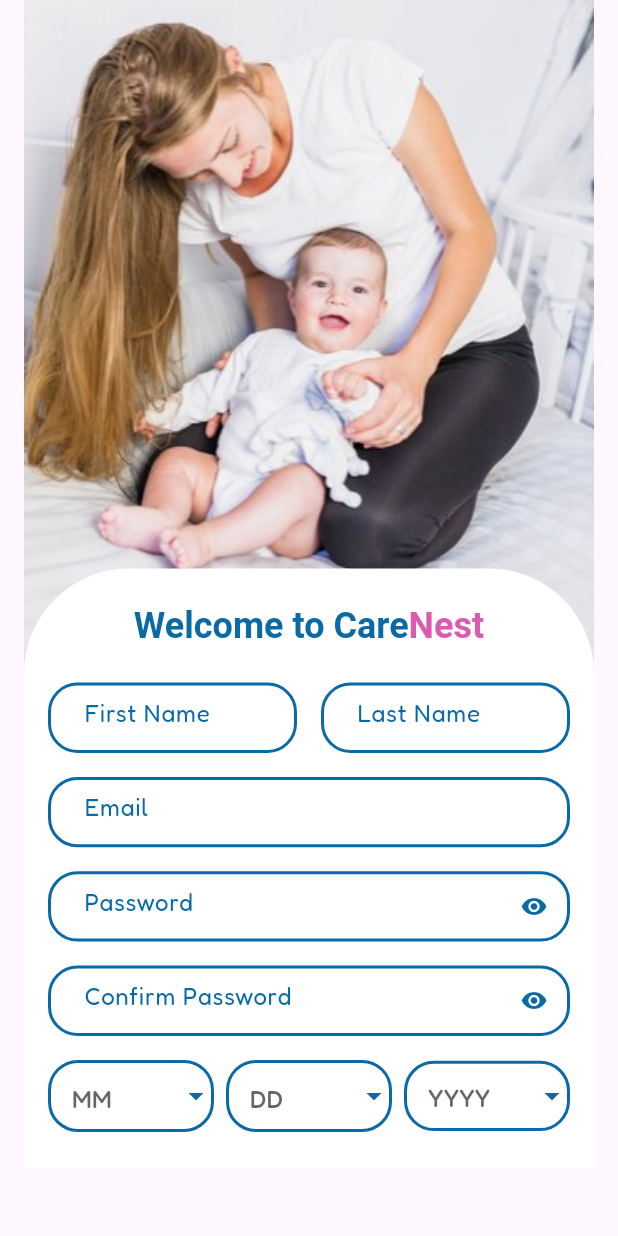
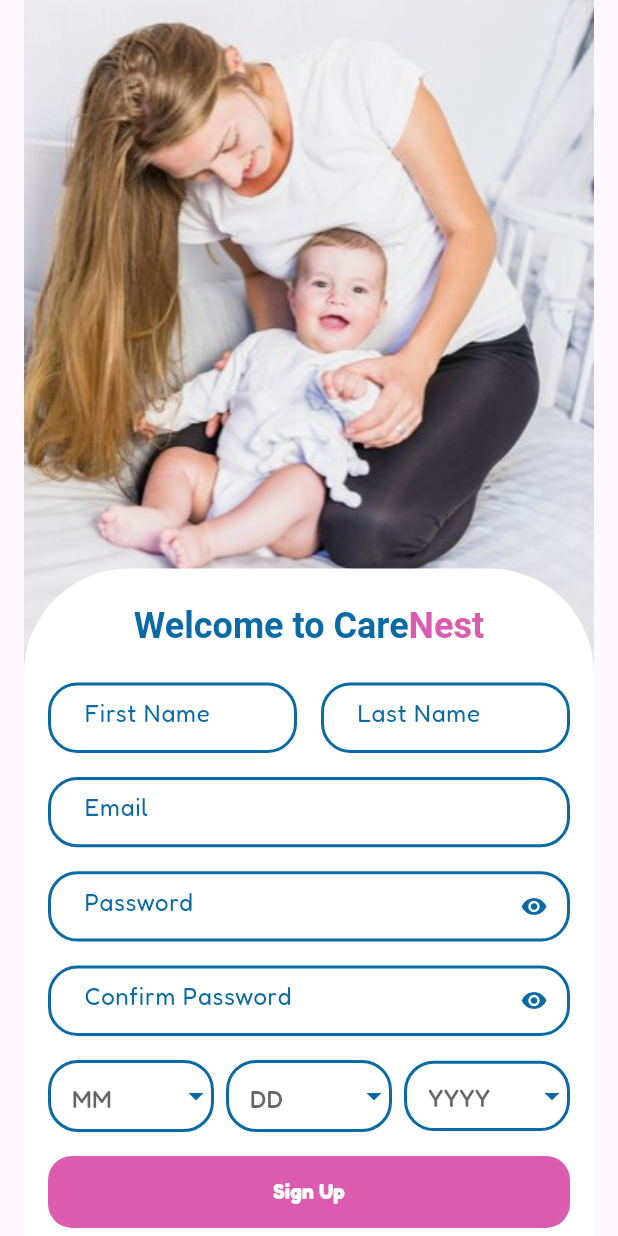
Before and after one commit to NadaKenawy/CareNest-App-GraduationProject, a Flutter app: the screen it shows after launch, on a phone screen of 412 x 824 dp. Run offline on Flutter 3.47's test engine with Material 3 defaults, Android fonts, the light colour scheme and no system bars; our stand-ins replace dio, flutter_screenutil, freezed_annotation, get_it, google_fonts, pretty_dio_logger and 1 more; generated files the repository leaves out were written again.

Commit message:
add cuttom button

```diff
--- a/lib/core/widgets/custom_button.dart
+++ b/lib/core/widgets/custom_button.dart
@@ -3,53 +3,51 @@
 
 class AppTextButton extends StatelessWidget {
   final double? borderRadius;
-  final Color? backgroundColor;
+  final Color backgroundColor; // اجعلها مطلوبة
   final double? horizontalPadding;
   final double? verticalPadding;
-  final double? buttonWidth;
-  final double? buttonHeight;
+  final double buttonHeight; // اجعلها مطلوبة
   final String buttonText;
   final TextStyle textStyle;
   final VoidCallback onPressed;
+
   const AppTextButton({
     super.key,
     this.borderRadius,
-    this.backgroundColor,
     this.horizontalPadding,
     this.verticalPadding,
-    this.buttonHeight,
-    this.buttonWidth,
+    this.buttonHeight = 48, // تعيين قيمة افتراضية للطول
     required this.buttonText,
     required this.textStyle,
     required this.onPressed,
-  });
+    Color? backgroundColor, // اجعلها مطلوبة
+  }) : backgroundColor = backgroundColor ?? Colors.pink; // تعيين لون افتراضي للزر
 
   @override
   Widget build(BuildContext context) {
-    return TextButton(
+    return SizedBox(
+      width: double.infinity, // جعل العرض يمتد لعرض الشاشة بالكامل
+      child: TextButton(
         style: ButtonStyle(
           shape: WidgetStatePropertyAll<RoundedRectangleBorder>(
             RoundedRectangleBorder(
               borderRadius: BorderRadius.circular(borderRadius ?? 16.0),
             ),
           ),
-        // backgroundColor: WidgetStatePropertyAll(
-        //   backgroundColor ?? ColorsManager.mainBlue,
-        // ),
-        padding: WidgetStatePropertyAll<EdgeInsets>(
-          EdgeInsets.symmetric(
+          backgroundColor: WidgetStatePropertyAll<Color>(backgroundColor), // تعيين لون الخلفية
+          padding: WidgetStatePropertyAll<EdgeInsets>(EdgeInsets.symmetric(
             horizontal: horizontalPadding?.w ?? 12.w,
             vertical: verticalPadding?.h ?? 14.h,
-          ),
-        ),
+          )),
           fixedSize: WidgetStatePropertyAll(
-          Size(buttonWidth?.w ?? double.maxFinite, buttonHeight ?? 50.h),
+            Size(double.infinity, buttonHeight), // جعل العرض يمتد لعرض الشاشة بالكامل
           ),
         ),
         onPressed: onPressed,
         child: Text(
           buttonText,
-        style: textStyle,
+          style: textStyle.copyWith(color: Colors.white), // تعيين لون النص إلى الأبيض
+        ),
       ),
     );
   }
--- a/lib/features/sign_up/ui/widgets/date_of_birth_field .dart
+++ b/lib/features/sign_up/ui/widgets/date_of_birth_field .dart
@@ -1,3 +1,5 @@
+// ignore_for_file: file_names
+
 import 'package:flutter/material.dart';
 import 'package:flutter_screenutil/flutter_screenutil.dart';
 import 'package:care_nest/core/utils/colors.dart';
@@ -8,11 +10,11 @@
   final Function(int?) onYearSelected;
 
   const DateOfBirthDropdowns({
-    Key? key,
+    super.key,
     required this.onDaySelected,
     required this.onMonthSelected,
     required this.onYearSelected,
-  }) : super(key: key);
+  });
 
   @override
   State<DateOfBirthDropdowns> createState() => _DateOfBirthDropdownsState();
@@ -70,7 +72,7 @@
                 value: month,
                 child: Text(
                   month.toString(),
-                  style: TextStyle(color: ColorsData.primaryBlueColor),
+                  style: const TextStyle(color: ColorsData.primaryBlueColor),
                 ),
               );
             }).toList(),
@@ -112,7 +114,7 @@
               return DropdownMenuItem<int>(
                 value: day,
                 child: Text(day.toString(),
-                    style: TextStyle(color: ColorsData.primaryBlueColor)),
+                    style: const TextStyle(color: ColorsData.primaryBlueColor)),
               );
             }).toList(),
             iconEnabledColor: ColorsData.primaryBlueColor,
@@ -155,7 +157,7 @@
                 return DropdownMenuItem<int>(
                   value: year,
                   child: Text(year.toString(),
-                      style: TextStyle(color: ColorsData.primaryBlueColor)),
+                      style: const TextStyle(color: ColorsData.primaryBlueColor)),
                 );
               }).toList(),
               iconEnabledColor: ColorsData.primaryBlueColor,
--- a/lib/features/sign_up/ui/widgets/sign_up_body.dart
+++ b/lib/features/sign_up/ui/widgets/sign_up_body.dart
@@ -1,3 +1,5 @@
+import 'package:care_nest/core/utils/colors.dart';
+import 'package:care_nest/core/widgets/custom_button.dart';
 import 'package:care_nest/core/widgets/custom_text_form_field.dart';
 import 'package:care_nest/features/sign_up/ui/widgets/date_of_birth_field%20.dart';
 import 'package:care_nest/features/sign_up/ui/widgets/first_and_last_name_fields.dart';
@@ -17,18 +19,11 @@
   bool _isPasswordVisible = false;
   bool _isConfirmPasswordVisible = false;
 
-  // Handler functions for date of birth
-  void _onDaySelected(int? value) {
-    // يمكنك إضافة المنطق الخاص بك هنا عند اختيار يوم
-  }
+  void _onDaySelected(int? value) {}
 
-  void _onMonthSelected(int? value) {
-    // يمكنك إضافة المنطق الخاص بك هنا عند اختيار شهر
-  }
+  void _onMonthSelected(int? value) {}
 
-  void _onYearSelected(int? value) {
-    // يمكنك إضافة المنطق الخاص بك هنا عند اختيار سنة
-  }
+  void _onYearSelected(int? value) {}
 
   @override
   Widget build(BuildContext context) {
@@ -93,6 +88,17 @@
                       onMonthSelected: _onMonthSelected,
                       onYearSelected: _onYearSelected,
                     ),
+                    const SizedBox(
+                      height: 16,
+                    ),
+                    AppTextButton(
+                      buttonText: "Sign Up",
+                      onPressed: () {},
+                      textStyle:
+                          TextStyle(fontWeight: FontWeight.bold, fontSize: 14),
+                      backgroundColor: ColorsData.primaryPinkColor,
+                      buttonHeight: 48,
+                    )
                   ],
                 ),
               ),
```
Lines whose indentation alone changed are shown as unchanged.
